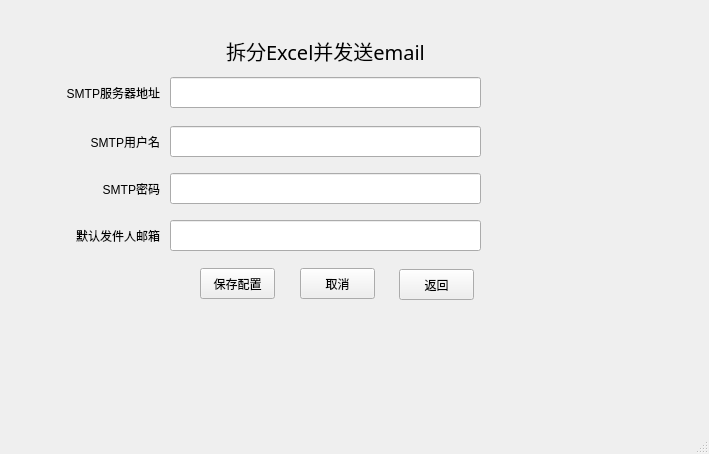
This is configsetting.ui in ainiaa/splitExcel as Qt 5 draws it before an edit. The edited form follows.
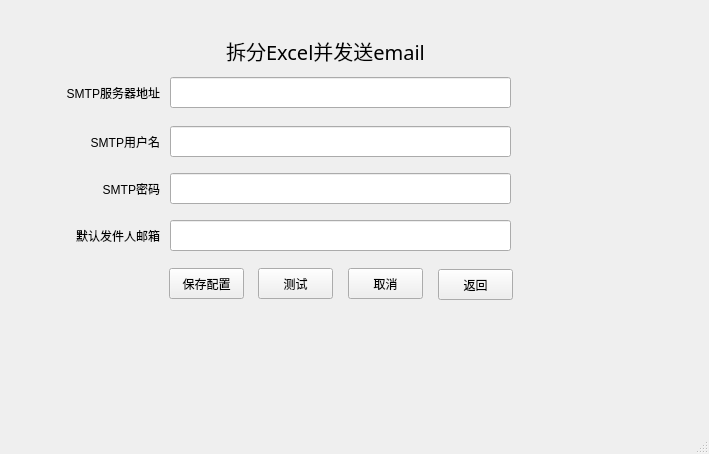
This is the edited form. Icons and pictures are not drawn.

```diff
--- a/configsetting.ui
+++ b/configsetting.ui
@@ -17,7 +17,7 @@
    <widget class="QPushButton" name="submitPushButton">
     <property name="geometry">
      <rect>
-      <x>200</x>
+      <x>169</x>
       <y>268</y>
       <width>75</width>
       <height>31</height>
@@ -89,7 +89,7 @@
      <rect>
       <x>170</x>
       <y>77</y>
-      <width>311</width>
+      <width>341</width>
       <height>31</height>
      </rect>
     </property>
@@ -97,7 +97,7 @@
    <widget class="QPushButton" name="cancelPushButton">
     <property name="geometry">
      <rect>
-      <x>300</x>
+      <x>348</x>
       <y>268</y>
       <width>75</width>
       <height>31</height>
@@ -112,7 +112,7 @@
      <rect>
       <x>170</x>
       <y>126</y>
-      <width>311</width>
+      <width>341</width>
       <height>31</height>
      </rect>
     </property>
@@ -138,7 +138,7 @@
      <rect>
       <x>170</x>
       <y>173</y>
-      <width>311</width>
+      <width>341</width>
       <height>31</height>
      </rect>
     </property>
@@ -167,7 +167,7 @@
      <rect>
       <x>170</x>
       <y>220</y>
-      <width>311</width>
+      <width>341</width>
       <height>31</height>
      </rect>
     </property>
@@ -191,7 +191,7 @@
    <widget class="QPushButton" name="gobackPushButton">
     <property name="geometry">
      <rect>
-      <x>399</x>
+      <x>438</x>
       <y>269</y>
       <width>75</width>
       <height>31</height>
@@ -201,6 +201,19 @@
      <string>返回</string>
     </property>
    </widget>
+   <widget class="QPushButton" name="testPushButton">
+    <property name="geometry">
+     <rect>
+      <x>258</x>
+      <y>268</y>
+      <width>75</width>
+      <height>31</height>
+     </rect>
+    </property>
+    <property name="text">
+     <string>测试</string>
+    </property>
+   </widget>
   </widget>
   <widget class="QMenuBar" name="menubar">
    <property name="geometry">
```
